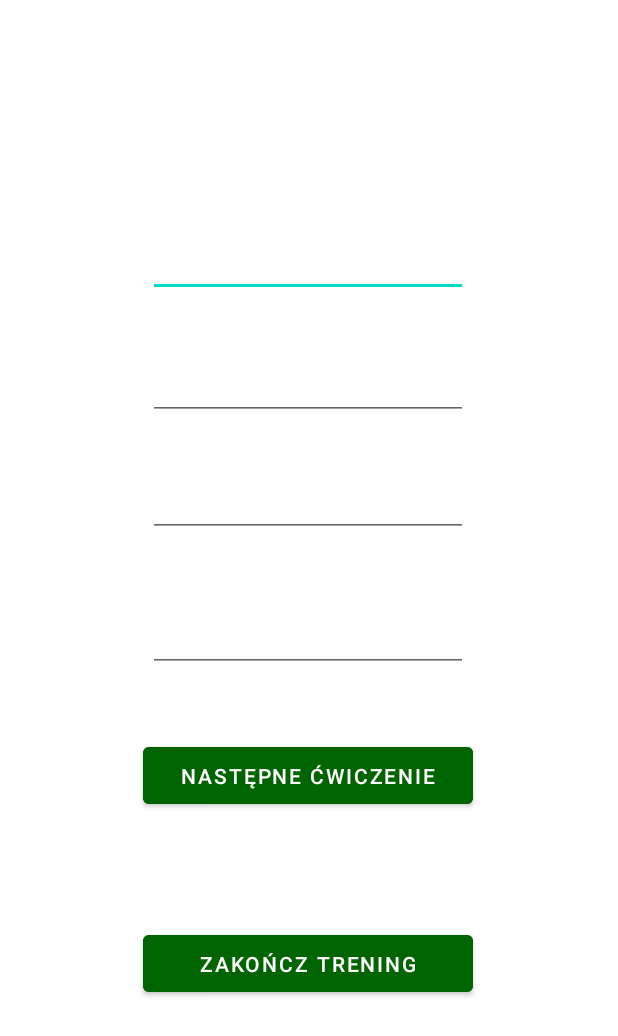
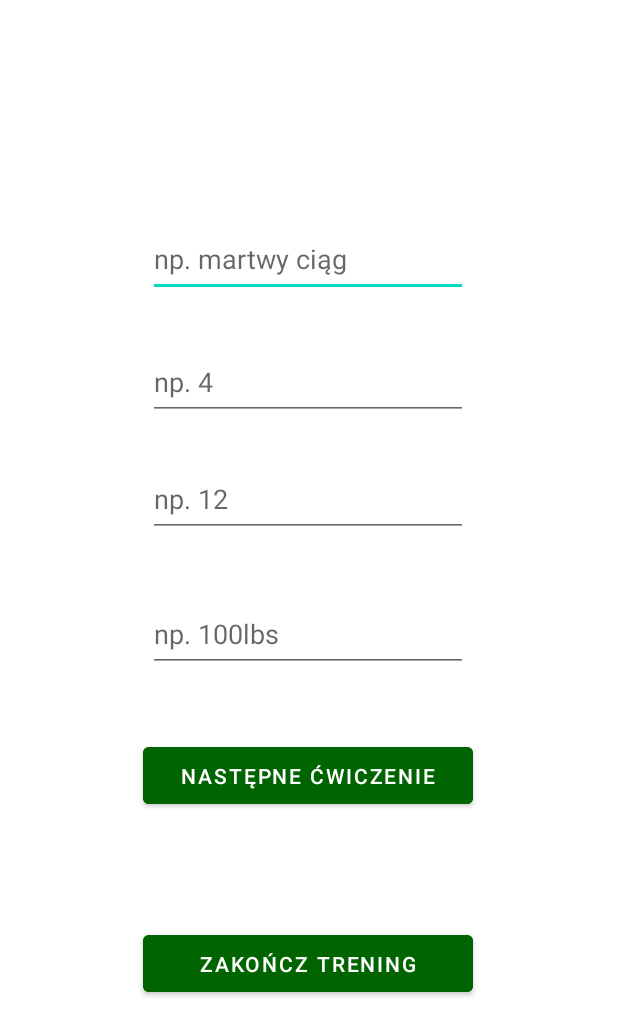
Before and after one commit to tfj4k3y/gainTracker, an Android app: the screen it shows after launch (StartActivity), after a tap on "ROZPOCZNIJ TRENING", on a phone screen of 412 x 824 dp. Shown: the top 1036 px of the screen. Run offline under Robolectric (Android 15) with nearby library versions, the phone set to English and light mode, and no system bars.

Commit message:
Szósty commit

```diff
--- a/app/src/main/java/com/example/gaintracker/activities/MainActivity.java
+++ b/app/src/main/java/com/example/gaintracker/activities/MainActivity.java
@@ -2,12 +2,16 @@ package com.example.gaintracker.activities;
 
 import androidx.appcompat.app.AppCompatActivity;
 
+import android.content.ContentValues;
 import android.content.Intent;
+import android.database.sqlite.SQLiteDatabase;
 import android.os.Bundle;
 import android.view.View;
 import android.widget.Button;
 
 import com.example.gaintracker.R;
+import com.example.gaintracker.database.DatabaseContract;
+import com.example.gaintracker.database.DatabaseHelper;
 
 public class MainActivity extends AppCompatActivity {
 
@@ -15,6 +19,8 @@ public class MainActivity extends AppCompatActivity {
     protected void onCreate(Bundle savedInstanceState) {
         super.onCreate(savedInstanceState);
         setContentView(R.layout.activity_main);
+
+        DatabaseHelper dbHelper = new DatabaseHelper(this);
 
         Button startButton = findViewById(R.id.startButton);
         startButton.setOnClickListener(new View.OnClickListener() {
@@ -30,6 +36,17 @@ public class MainActivity extends AppCompatActivity {
             @Override
             public void onClick(View view) {
                 Intent intent = new Intent(MainActivity.this, PreviewActivity.class);
+
+                //Dodawanie tabeli trening na starcie
+
+                SQLiteDatabase db = dbHelper.getWritableDatabase();
+
+                ContentValues values = new ContentValues();
+                //values.put(DatabaseContract.Workout.COLUMN_NAME_DATE, sDate);
+                //values.put(DatabaseContract.Workout.COLUMN_NAME_DAY_OF_THE_WEEK, sDay);
+
+                long newRowId = db.insert(DatabaseContract.Workout.TABLE_NAME, null, values);
+
                 startActivity(intent);
             }
         });
--- a/app/src/main/res/layout/activity_start.xml
+++ b/app/src/main/res/layout/activity_start.xml
@@ -7,7 +7,7 @@
     tools:context=".activities.StartActivity">
 
     <Button
-        android:id="@+id/button"
+        android:id="@+id/end_training"
         android:layout_width="220dp"
         android:layout_height="50dp"
         android:text="Zakończ trening"
@@ -16,11 +16,11 @@
         app:layout_constraintEnd_toEndOf="parent"
         app:layout_constraintHorizontal_bias="0.498"
         app:layout_constraintStart_toStartOf="parent"
-        app:layout_constraintTop_toBottomOf="@+id/button2"
+        app:layout_constraintTop_toBottomOf="@+id/next_exercise"
         app:layout_constraintVertical_bias="0.325" />
 
     <Button
-        android:id="@+id/button2"
+        android:id="@+id/next_exercise"
         android:layout_width="220dp"
         android:layout_height="50dp"
         android:layout_marginTop="44dp"
@@ -32,12 +32,13 @@
         app:layout_constraintTop_toBottomOf="@+id/weight" />
 
     <EditText
-        android:id="@+id/exerciseName"
+        android:id="@+id/exercise_name"
         android:layout_width="wrap_content"
         android:layout_height="50dp"
         android:layout_marginTop="148dp"
         android:ems="10"
         android:inputType="text"
+        android:hint="np. martwy ciąg"
         app:layout_constraintEnd_toEndOf="parent"
         app:layout_constraintHorizontal_bias="0.497"
         app:layout_constraintStart_toStartOf="parent"
@@ -49,11 +50,12 @@
         android:layout_height="50dp"
         android:layout_marginTop="32dp"
         android:ems="10"
-        android:inputType="number"
+        android:inputType="text"
+        android:hint="np. 4"
         app:layout_constraintEnd_toEndOf="parent"
         app:layout_constraintHorizontal_bias="0.497"
         app:layout_constraintStart_toStartOf="parent"
-        app:layout_constraintTop_toBottomOf="@+id/exerciseName" />
+        app:layout_constraintTop_toBottomOf="@+id/exercise_name" />
 
     <EditText
         android:id="@+id/reps"
@@ -62,6 +64,7 @@
         android:layout_marginTop="28dp"
         android:ems="10"
         android:inputType="text"
+        android:hint="np. 12"
         app:layout_constraintEnd_toEndOf="parent"
         app:layout_constraintHorizontal_bias="0.497"
         app:layout_constraintStart_toStartOf="parent"
@@ -74,6 +77,7 @@
         android:layout_marginTop="40dp"
         android:ems="10"
         android:inputType="text"
+        android:hint="np. 100lbs"
         app:layout_constraintEnd_toEndOf="parent"
         app:layout_constraintHorizontal_bias="0.497"
         app:layout_constraintStart_toStartOf="parent"
```
Also changed, not shown: app/src/main/java/com/example/gaintracker/DateHelper.java (+21 -4 lines), app/src/main/java/com/example/gaintracker/activities/StartActivity.java (+35 -9 lines).
